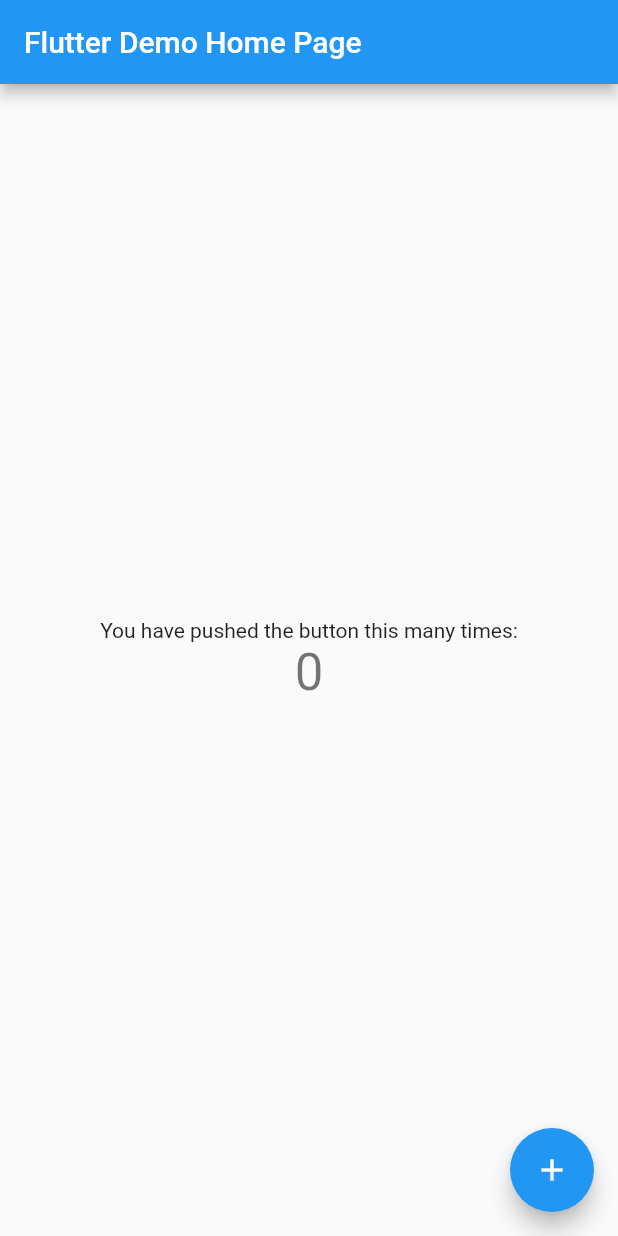
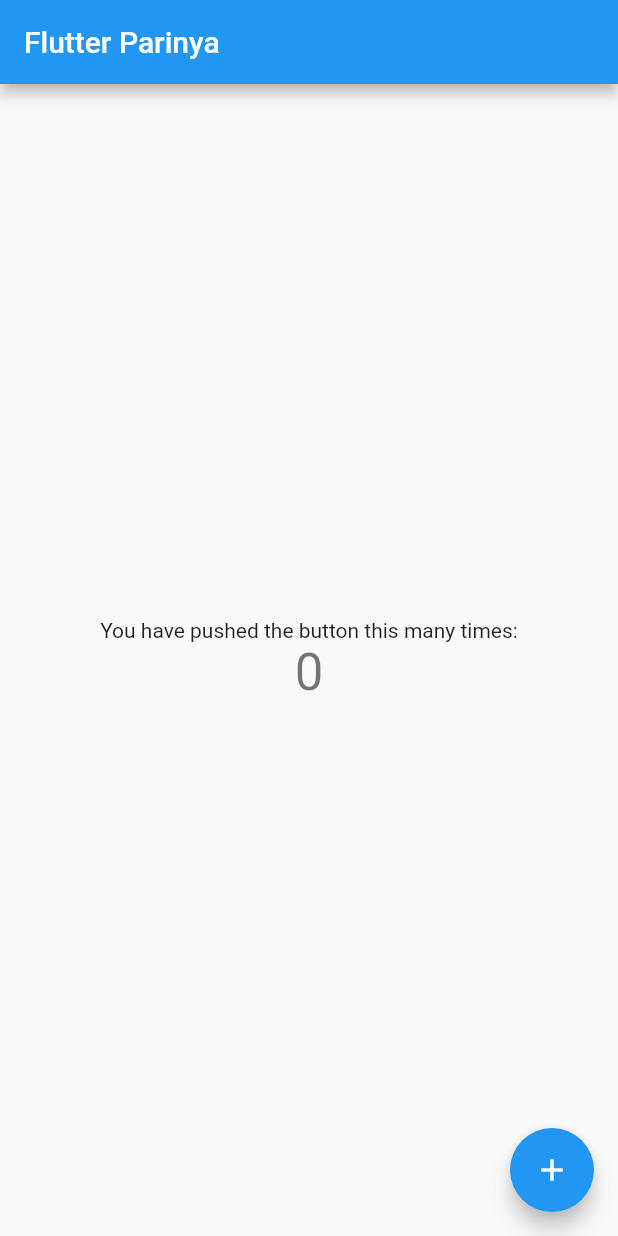
Before and after one commit to OYA9493/myflutter, a Flutter app: the screen it shows after launch, on a phone screen of 412 x 824 dp. Run offline on Flutter 3.47's test engine with Material 2 defaults, Android fonts, the phone set to English and light mode, and no system bars.

Commit message:
first commit

```diff
--- a/lib/main.dart
+++ b/lib/main.dart
@@ -24,7 +24,7 @@ class MyApp extends StatelessWidget {
         // is not restarted.
         primarySwatch: Colors.blue,
       ),
-      home: const MyHomePage(title: 'Flutter Demo Home Page'),
+      home: const MyHomePage(title: 'Flutter Parinya'),
     );
   }
 }
```
